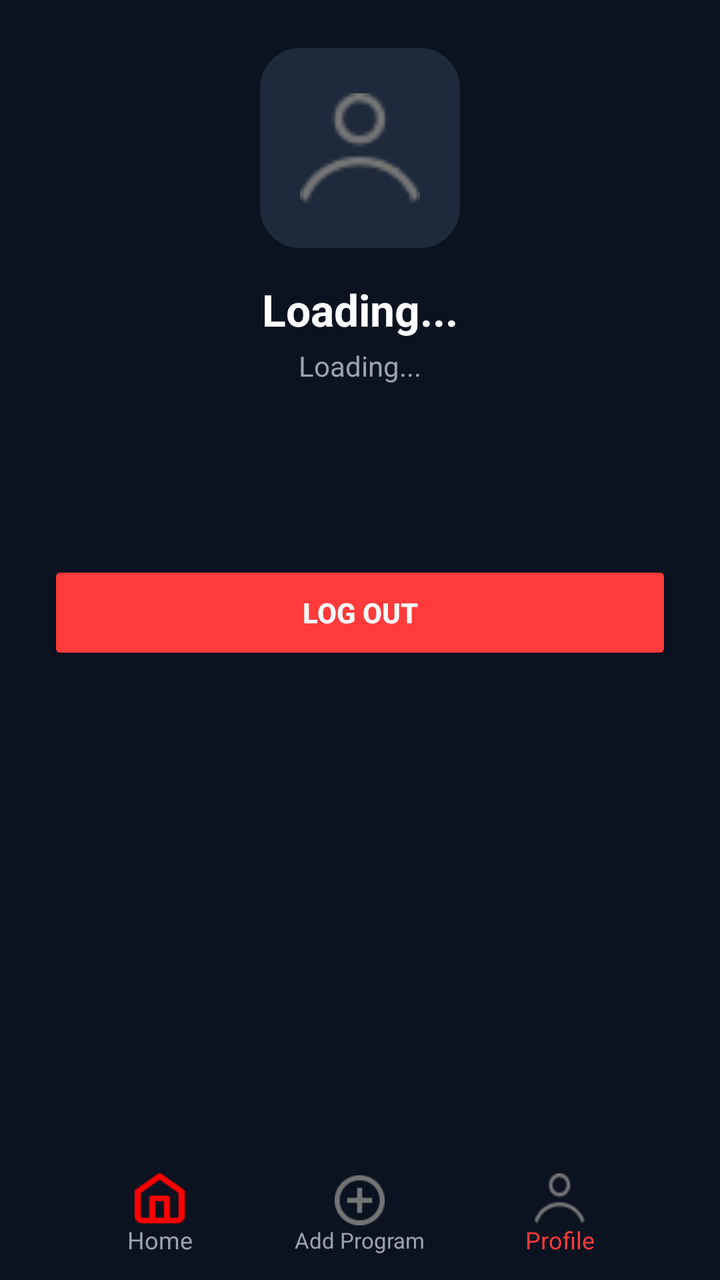
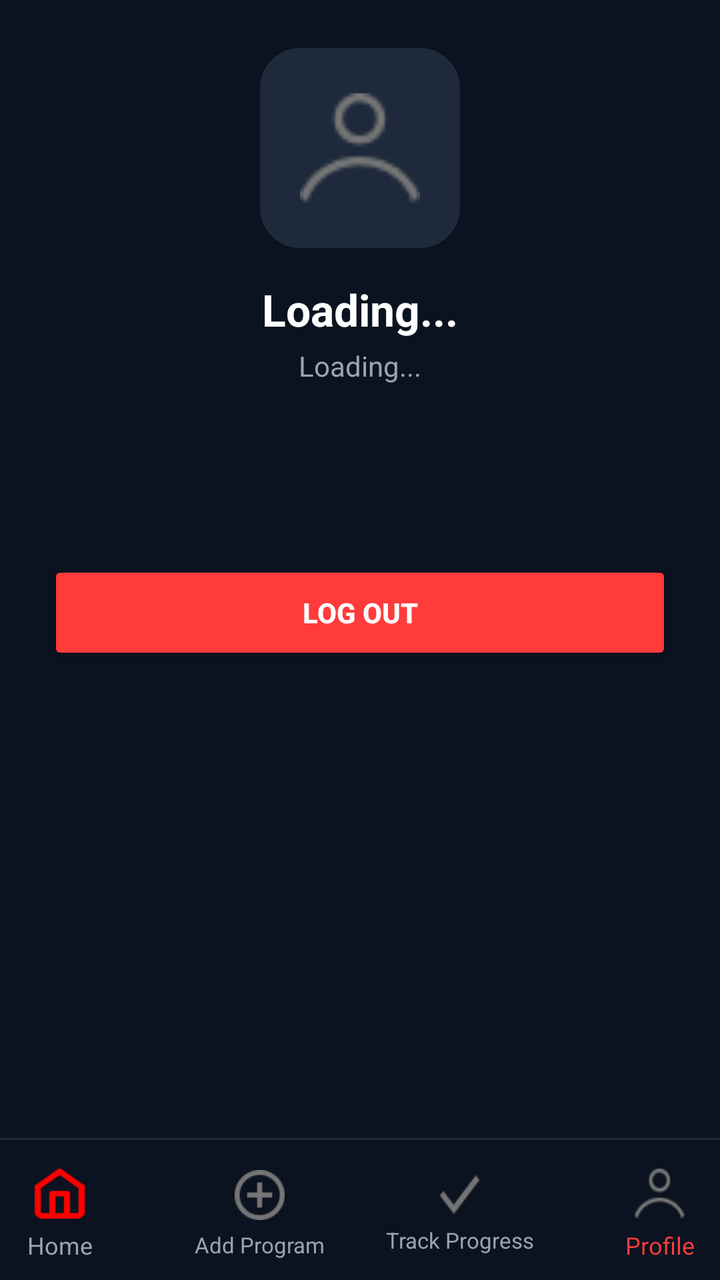

An Android layout rendered at two revisions. The XML below is the earlier revision; the diff shows what the commit changed to produce the second picture.
<!-- AndroidManifest.xml: application theme Theme.MyApplication -->
<!-- res/layout/activity_profile.xml -->
<?xml version="1.0" encoding="utf-8"?>
<androidx.constraintlayout.widget.ConstraintLayout xmlns:android="http://schemas.android.com/apk/res/android"
    xmlns:app="http://schemas.android.com/apk/res-auto"
    android:layout_width="match_parent"
    android:layout_height="match_parent"
    android:background="#0B1220">

    
    <LinearLayout
        android:id="@+id/header"
        android:layout_width="0dp"
        android:layout_height="wrap_content"
        android:orientation="vertical"
        android:padding="24dp"
        android:gravity="center_horizontal"
        app:layout_constraintEnd_toEndOf="parent"
        app:layout_constraintStart_toStartOf="parent"
        app:layout_constraintTop_toTopOf="parent">

        <ImageView
            android:id="@+id/ivProfilePic"
            android:layout_width="100dp"
            android:layout_height="100dp"
            android:src="@drawable/profile_icon"
            android:background="@drawable/badge_bg"
            android:padding="20dp" />

        <TextView
            android:id="@+id/tvProfileName"
            android:layout_width="wrap_content"
            android:layout_height="wrap_content"
            android:layout_marginTop="16dp"
            android:text="Loading..."
            android:textColor="#FFFFFF"
            android:textSize="22sp"
            android:textStyle="bold" />

        <TextView
            android:id="@+id/tvProfileEmail"
            android:layout_width="wrap_content"
            android:layout_height="wrap_content"
            android:layout_marginTop="4dp"
            android:text="Loading..."
            android:textColor="#9CA3AF"
            android:textSize="14sp" />
    </LinearLayout>

    
    <LinearLayout
        android:layout_width="0dp"
        android:layout_height="wrap_content"
        android:orientation="vertical"
        android:padding="24dp"
        app:layout_constraintEnd_toEndOf="parent"
        app:layout_constraintStart_toStartOf="parent"
        app:layout_constraintTop_toBottomOf="@id/header">

        <Button
            android:id="@+id/btnLogout"
            android:layout_width="match_parent"
            android:layout_height="52dp"
            android:layout_marginTop="40dp"
            android:backgroundTint="#FF3B3B"
            android:text="Log Out"
            android:textColor="#FFFFFF"
            android:textStyle="bold" />

    </LinearLayout>

    
    <LinearLayout
        android:id="@+id/bottomNav"
        android:layout_width="0dp"
        android:layout_height="70dp"
        android:background="#0B1220"
        android:gravity="center"
        android:orientation="horizontal"
        android:paddingTop="5dp"
        app:layout_constraintBottom_toBottomOf="parent"
        app:layout_constraintEnd_toEndOf="parent"
        app:layout_constraintStart_toStartOf="parent">

        <LinearLayout
            android:id="@+id/navHome"
            android:layout_width="80dp"
            android:layout_height="wrap_content"
            android:orientation="vertical">
            <ImageView
                android:layout_width="25dp"
                android:layout_height="25dp"
                android:layout_gravity="center"
                android:background="@drawable/home_icon" />
            <TextView
                android:layout_width="wrap_content"
                android:layout_height="wrap_content"
                android:layout_gravity="center"
                android:text="Home"
                android:textColor="#9CA3AF"
                android:textSize="12dp" />
        </LinearLayout>

        <LinearLayout
            android:id="@+id/navAddProgram"
            android:layout_width="80dp"
            android:layout_height="wrap_content"
            android:layout_marginLeft="20dp"
            android:orientation="vertical">
            <ImageView
                android:layout_width="25dp"
                android:layout_height="25dp"
                android:layout_gravity="center"
                android:background="@drawable/add_icon" />
            <TextView
                android:layout_width="wrap_content"
                android:layout_height="wrap_content"
                android:layout_gravity="center"
                android:text="Add Program"
                android:textColor="#9CA3AF"
                android:textSize="11dp" />
        </LinearLayout>

        <LinearLayout
            android:id="@+id/navProfile"
            android:layout_width="80dp"
            android:layout_height="wrap_content"
            android:layout_marginLeft="20dp"
            android:orientation="vertical">
            <ImageView
                android:layout_width="25dp"
                android:layout_height="25dp"
                android:layout_gravity="center"
                android:background="@drawable/profile_icon" />
            <TextView
                android:layout_width="wrap_content"
                android:layout_height="wrap_content"
                android:layout_gravity="center"
                android:text="Profile"
                android:textColor="#FF3B3B"
                android:textSize="12dp" />
        </LinearLayout>

    </LinearLayout>

</androidx.constraintlayout.widget.ConstraintLayout>
<!-- resources referenced by this layout -->
<resources>
  <!-- drawable add_icon: png bitmap (drawable, 1123 bytes) -->
  <!-- drawable badge_bg (drawable) -->
  <?xml version="1.0" encoding="utf-8"?>
  <shape xmlns:android="http://schemas.android.com/apk/res/android"
      android:shape="rectangle">
      <solid android:color="#1E2A3B" />
      <corners android:radius="20dp" />
  </shape>
  <!-- drawable home_icon: png bitmap (drawable, 511 bytes) -->
  <!-- drawable profile_icon: png bitmap (drawable, 831 bytes) -->
  <style name="Theme.MyApplication" parent="Base.Theme.MyApplication" />
  <style name="Base.Theme.MyApplication" parent="Theme.Material3.DayNight.NoActionBar">
          
          
      </style>
</resources>

<!-- the commit's change to res/layout/activity_profile.xml (unified diff, before → after) -->
@@ -68,6 +68,13 @@
     </LinearLayout>
 
     
+    <View
+        android:id="@+id/divider"
+        android:layout_width="match_parent"
+        android:layout_height="1dp"
+        android:background="#1E2A3B"
+        app:layout_constraintBottom_toTopOf="@id/bottomNav" />
+
     <LinearLayout
         android:id="@+id/bottomNav"
         android:layout_width="0dp"
@@ -80,63 +87,24 @@
         app:layout_constraintEnd_toEndOf="parent"
         app:layout_constraintStart_toStartOf="parent">
 
-        <LinearLayout
-            android:id="@+id/navHome"
-            android:layout_width="80dp"
-            android:layout_height="wrap_content"
-            android:orientation="vertical">
-            <ImageView
-                android:layout_width="25dp"
-                android:layout_height="25dp"
-                android:layout_gravity="center"
-                android:background="@drawable/home_icon" />
-            <TextView
-                android:layout_width="wrap_content"
-                android:layout_height="wrap_content"
-                android:layout_gravity="center"
-                android:text="Home"
-                android:textColor="#9CA3AF"
-                android:textSize="12dp" />
+        <LinearLayout android:id="@+id/navHome" android:layout_width="80dp" android:layout_height="wrap_content" android:orientation="vertical">
+            <ImageView android:layout_width="25dp" android:layout_height="25dp" android:layout_gravity="center" android:layout_marginBottom="5dp" android:background="@drawable/home_icon" />
+            <TextView android:layout_width="wrap_content" android:layout_height="wrap_content" android:layout_gravity="center" android:text="Home" android:textColor="#9CA3AF" android:textSize="12dp" />
         </LinearLayout>
 
-        <LinearLayout
-            android:id="@+id/navAddProgram"
-            android:layout_width="80dp"
-            android:layout_height="wrap_content"
-            android:layout_marginLeft="20dp"
-            android:orientation="vertical">
-            <ImageView
-                android:layout_width="25dp"
-                android:layout_height="25dp"
-                android:layout_gravity="center"
-                android:background="@drawable/add_icon" />
-            <TextView
-                android:layout_width="wrap_content"
-                android:layout_height="wrap_content"
-                android:layout_gravity="center"
-                android:text="Add Program"
-                android:textColor="#9CA3AF"
-                android:textSize="11dp" />
+        <LinearLayout android:id="@+id/navAddProgram" android:layout_width="80dp" android:layout_height="wrap_content" android:layout_marginLeft="20dp" android:orientation="vertical">
+            <ImageView android:layout_width="25dp" android:layout_height="25dp" android:layout_gravity="center" android:layout_marginBottom="5dp" android:background="@drawable/add_icon" />
+            <TextView android:layout_width="wrap_content" android:layout_height="wrap_content" android:layout_gravity="center" android:text="Add Program" android:textColor="#9CA3AF" android:textSize="11dp" />
         </LinearLayout>
 
-        <LinearLayout
-            android:id="@+id/navProfile"
-            android:layout_width="80dp"
-            android:layout_height="wrap_content"
-            android:layout_marginLeft="20dp"
-            android:orientation="vertical">
-            <ImageView
-                android:layout_width="25dp"
-                android:layout_height="25dp"
-                android:layout_gravity="center"
-                android:background="@drawable/profile_icon" />
-            <TextView
-                android:layout_width="wrap_content"
-                android:layout_height="wrap_content"
-                android:layout_gravity="center"
-                android:text="Profile"
-                android:textColor="#FF3B3B"
-                android:textSize="12dp" />
+        <LinearLayout android:id="@+id/navTrack" android:layout_width="80dp" android:layout_height="wrap_content" android:layout_marginLeft="20dp" android:orientation="vertical">
+            <ImageView android:layout_width="20dp" android:layout_height="20dp" android:layout_gravity="center" android:layout_marginBottom="5dp" android:background="@drawable/check_icon" />
+            <TextView android:layout_width="wrap_content" android:layout_height="wrap_content" android:layout_gravity="center" android:text="Track Progress" android:textColor="#9CA3AF" android:textSize="11dp" />
+        </LinearLayout>
+
+        <LinearLayout android:id="@+id/navProfile" android:layout_width="80dp" android:layout_height="wrap_content" android:layout_marginLeft="20dp" android:orientation="vertical">
+            <ImageView android:layout_width="25dp" android:layout_height="25dp" android:layout_gravity="center" android:layout_marginBottom="5dp" android:background="@drawable/profile_icon" />
+            <TextView android:layout_width="wrap_content" android:layout_height="wrap_content" android:layout_gravity="center" android:text="Profile" android:textColor="#FF3B3B" android:textSize="12dp" />
         </LinearLayout>
 
     </LinearLayout>
<!-- resource entries referenced after the edit -->
@@ -8,6 +8,7 @@
       <solid android:color="#1E2A3B" />
       <corners android:radius="20dp" />
   </shape>
+  <!-- drawable check_icon: png bitmap (drawable, 443 bytes) -->
   <!-- drawable home_icon: png bitmap (drawable, 511 bytes) -->
   <!-- drawable profile_icon: png bitmap (drawable, 831 bytes) -->
   <style name="Theme.MyApplication" parent="Base.Theme.MyApplication" />
